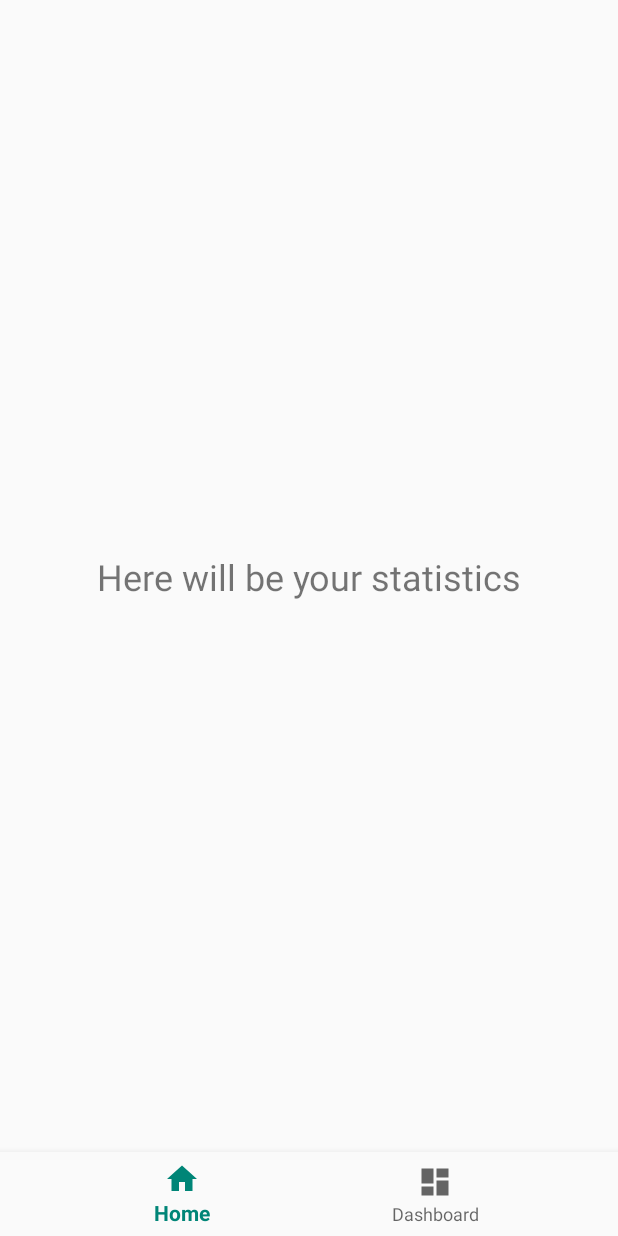
After one commit to michalkozlova/survey2.0, an Android app: the fragment StatisticsFragment placed in its activity, on a phone screen of 412 x 824 dp. The commit adds this screen. Run offline under Robolectric (Android 15) with nearby library versions, the phone set to English and light mode, and no system bars; our stand-ins replace Firebase (no records; nobody signed in at launch, a user with empty details on screens opened directly).

Commit message:
small changes

```diff
--- a/app/src/main/java/michal/edu/survey/MainActivity.java
+++ b/app/src/main/java/michal/edu/survey/MainActivity.java
@@ -21,9 +21,6 @@ public class MainActivity extends AppCompatActivity {
                 case R.id.navigation_dashboard:
 
                     return true;
-                case R.id.navigation_notifications:
-
-                    return true;
             }
             return false;
         }
--- /dev/null
+++ b/app/src/main/java/michal/edu/survey/StatisticsFragment.java
@@ -0,0 +1,29 @@
+package michal.edu.survey;
+
+
+import android.os.Bundle;
+import android.support.v4.app.Fragment;
+import android.view.LayoutInflater;
+import android.view.View;
+import android.view.ViewGroup;
+
+
+/**
+ * A simple {@link Fragment} subclass.
+ */
+public class StatisticsFragment extends Fragment {
+
+
+    public StatisticsFragment() {
+        // Required empty public constructor
+    }
+
+
+    @Override
+    public View onCreateView(LayoutInflater inflater, ViewGroup container,
+                             Bundle savedInstanceState) {
+        // Inflate the layout for this fragment
+        return inflater.inflate(R.layout.fragment_statistics, container, false);
+    }
+
+}
--- /dev/null
+++ b/app/src/main/res/layout/fragment_statistics.xml
@@ -0,0 +1,23 @@
+<?xml version="1.0" encoding="utf-8"?>
+<android.support.constraint.ConstraintLayout xmlns:android="http://schemas.android.com/apk/res/android"
+    xmlns:app="http://schemas.android.com/apk/res-auto"
+    xmlns:tools="http://schemas.android.com/tools"
+    android:layout_width="match_parent"
+    android:layout_height="match_parent"
+    tools:context=".StatisticsFragment">
+
+    <TextView
+        android:layout_width="wrap_content"
+        android:layout_height="wrap_content"
+        android:layout_marginStart="8dp"
+        android:layout_marginTop="8dp"
+        android:layout_marginEnd="8dp"
+        android:layout_marginBottom="8dp"
+        android:text="Here will be your statistics"
+        android:textSize="24sp"
+        app:layout_constraintBottom_toBottomOf="parent"
+        app:layout_constraintEnd_toEndOf="parent"
+        app:layout_constraintStart_toStartOf="parent"
+        app:layout_constraintTop_toTopOf="parent" />
+
+</android.support.constraint.ConstraintLayout>
--- a/app/src/main/res/menu/navigation.xml
+++ b/app/src/main/res/menu/navigation.xml
@@ -11,9 +11,4 @@
         android:icon="@drawable/ic_dashboard_black_24dp"
         android:title="@string/title_dashboard" />
 
-    <item
-        android:id="@+id/navigation_notifications"
-        android:icon="@drawable/ic_notifications_black_24dp"
-        android:title="@string/title_notifications" />
-
 </menu>
```
Also changed, not shown: app/src/main/java/michal/edu/survey/LoginFragment.java (+127 -4 lines).
